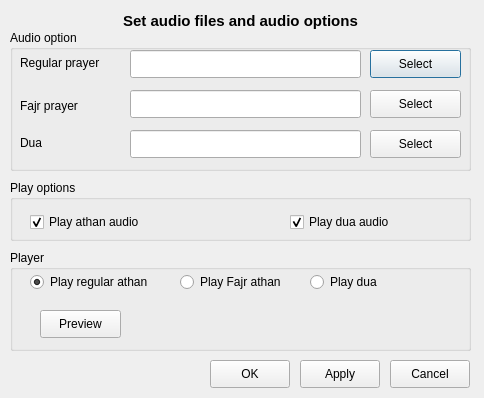
Old version of the form ui/audio.ui in the repository jabouzi/qsalat.
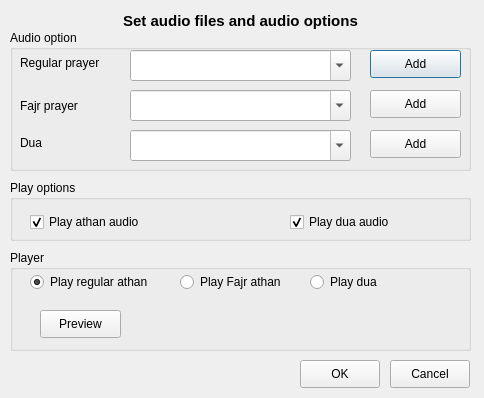
New version of the form.

Patch:
```diff
--- a/ui/audio.ui
+++ b/ui/audio.ui
@@ -47,7 +47,7 @@
      </rect>
     </property>
     <property name="text">
-     <string>Select</string>
+     <string>Add</string>
     </property>
    </widget>
    <widget class="QPushButton" name="fajrButton">
@@ -60,27 +60,7 @@
      </rect>
     </property>
     <property name="text">
-     <string>Select</string>
-    </property>
-   </widget>
-   <widget class="QLineEdit" name="prayerLineEdit">
-    <property name="geometry">
-     <rect>
-      <x>120</x>
-      <y>20</y>
-      <width>231</width>
-      <height>28</height>
-     </rect>
-    </property>
-   </widget>
-   <widget class="QLineEdit" name="fajrLineEdit">
-    <property name="geometry">
-     <rect>
-      <x>120</x>
-      <y>60</y>
-      <width>231</width>
-      <height>28</height>
-     </rect>
+     <string>Add</string>
     </property>
    </widget>
    <widget class="QLabel" name="prayerLabel">
@@ -119,20 +99,7 @@
      </rect>
     </property>
     <property name="text">
-     <string>Select</string>
-    </property>
-   </widget>
-   <widget class="QLineEdit" name="duaLineEdit">
-    <property name="geometry">
-     <rect>
-      <x>120</x>
-      <y>100</y>
-      <width>231</width>
-      <height>28</height>
-     </rect>
-    </property>
-    <property name="text">
-     <string/>
+     <string>Add</string>
     </property>
    </widget>
    <widget class="QLabel" name="duaLabel">
@@ -148,6 +115,45 @@
      <string>Dua</string>
     </property>
    </widget>
+   <widget class="QComboBox" name="salatFiles">
+    <property name="geometry">
+     <rect>
+      <x>120</x>
+      <y>20</y>
+      <width>221</width>
+      <height>31</height>
+     </rect>
+    </property>
+    <property name="editable">
+     <bool>true</bool>
+    </property>
+   </widget>
+   <widget class="QComboBox" name="fajrFiles">
+    <property name="geometry">
+     <rect>
+      <x>120</x>
+      <y>60</y>
+      <width>221</width>
+      <height>31</height>
+     </rect>
+    </property>
+    <property name="editable">
+     <bool>true</bool>
+    </property>
+   </widget>
+   <widget class="QComboBox" name="duaFiles">
+    <property name="geometry">
+     <rect>
+      <x>120</x>
+      <y>100</y>
+      <width>221</width>
+      <height>31</height>
+     </rect>
+    </property>
+    <property name="editable">
+     <bool>true</bool>
+    </property>
+   </widget>
   </widget>
   <widget class="QGroupBox" name="groupBox_2">
    <property name="geometry">
@@ -224,7 +230,7 @@
      <rect>
       <x>20</x>
       <y>20</y>
-      <width>131</width>
+      <width>151</width>
       <height>24</height>
      </rect>
     </property>
@@ -240,7 +246,7 @@
      <rect>
       <x>170</x>
       <y>20</y>
-      <width>111</width>
+      <width>131</width>
       <height>24</height>
      </rect>
     </property>
@@ -279,19 +285,6 @@
    <property name="geometry">
     <rect>
      <x>300</x>
-     <y>360</y>
-     <width>80</width>
-     <height>28</height>
-    </rect>
-   </property>
-   <property name="text">
-    <string>Apply</string>
-   </property>
-  </widget>
-  <widget class="QPushButton" name="okButton">
-   <property name="geometry">
-    <rect>
-     <x>210</x>
      <y>360</y>
      <width>80</width>
      <height>28</height>
```
